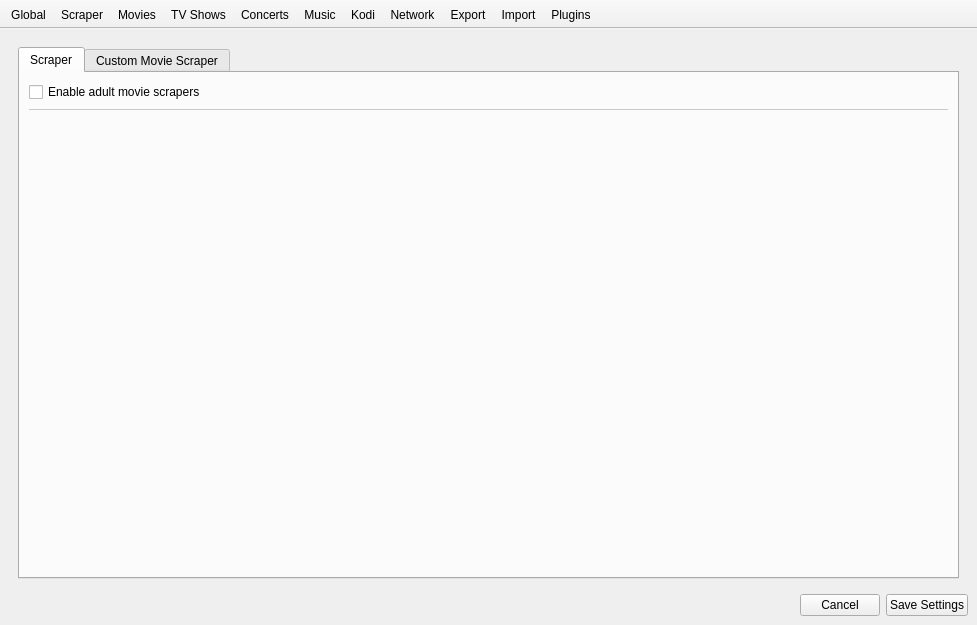
Komet/MediaElch, file settings/SettingsWindow.ui: the form before one commit.
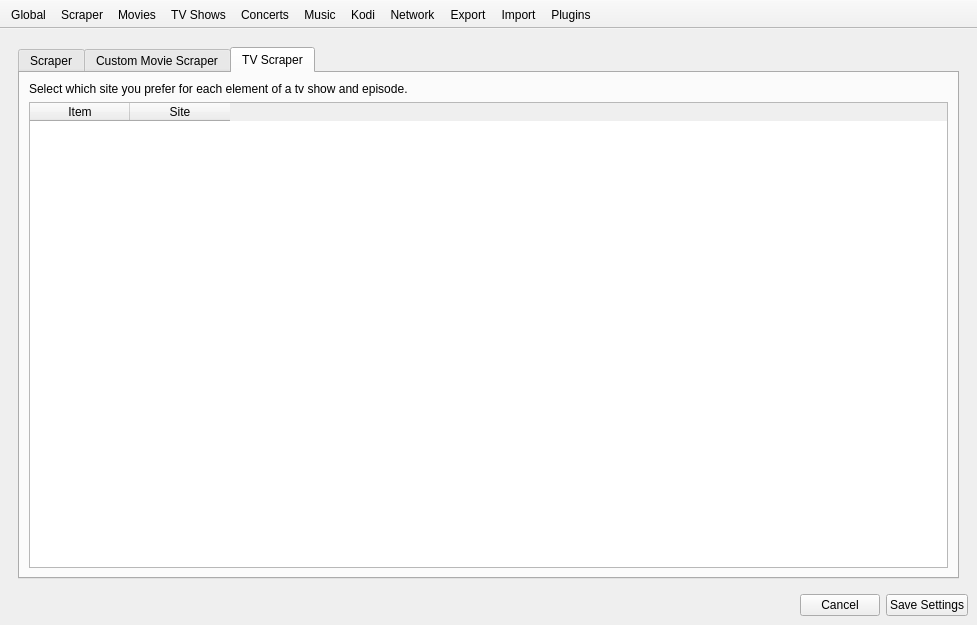
The form after the commit. The open tabs and pages were chosen to show the change. Custom widgets are drawn as their Qt base class.

Diff of the .ui file:
```diff
--- a/settings/SettingsWindow.ui
+++ b/settings/SettingsWindow.ui
@@ -306,8 +306,8 @@
                 <rect>
                  <x>0</x>
                  <y>0</y>
-                 <width>100</width>
-                 <height>30</height>
+                 <width>883</width>
+                 <height>418</height>
                 </rect>
                </property>
                <layout class="QVBoxLayout" name="verticalLayout_12">
@@ -395,6 +395,56 @@
             </item>
            </layout>
           </widget>
+          <widget class="QWidget" name="tab_3">
+           <attribute name="title">
+            <string>TV Scraper</string>
+           </attribute>
+           <layout class="QVBoxLayout" name="verticalLayout_18">
+            <item>
+             <widget class="QLabel" name="label_69">
+              <property name="text">
+               <string>Select which site you prefer for each element of a tv show and episode.</string>
+              </property>
+              <property name="wordWrap">
+               <bool>true</bool>
+              </property>
+             </widget>
+            </item>
+            <item>
+             <widget class="QTableWidget" name="tvScraperTable">
+              <property name="styleSheet">
+               <string notr="true">alternate-background-color: rgb(243, 246, 250);
+</string>
+              </property>
+              <property name="editTriggers">
+               <set>QAbstractItemView::NoEditTriggers</set>
+              </property>
+              <property name="alternatingRowColors">
+               <bool>true</bool>
+              </property>
+              <property name="selectionMode">
+               <enum>QAbstractItemView::NoSelection</enum>
+              </property>
+              <property name="showGrid">
+               <bool>false</bool>
+              </property>
+              <attribute name="verticalHeaderVisible">
+               <bool>false</bool>
+              </attribute>
+              <column>
+               <property name="text">
+                <string>Item</string>
+               </property>
+              </column>
+              <column>
+               <property name="text">
+                <string>Site</string>
+               </property>
+              </column>
+             </widget>
+            </item>
+           </layout>
+          </widget>
          </widget>
         </item>
        </layout>
```
